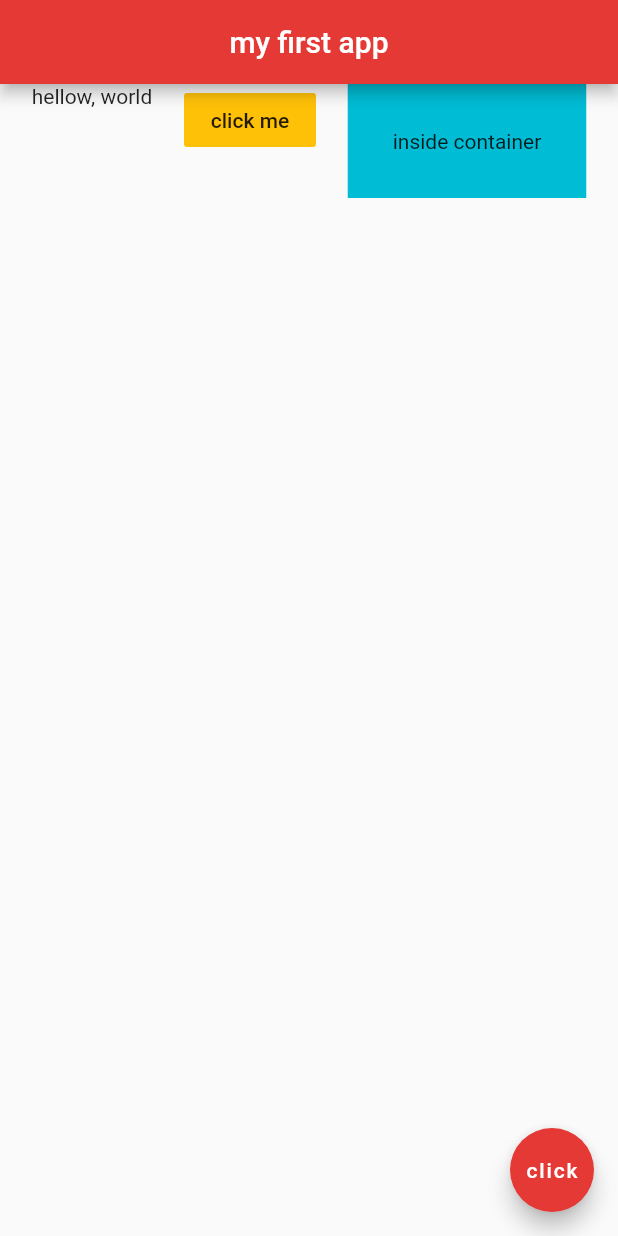
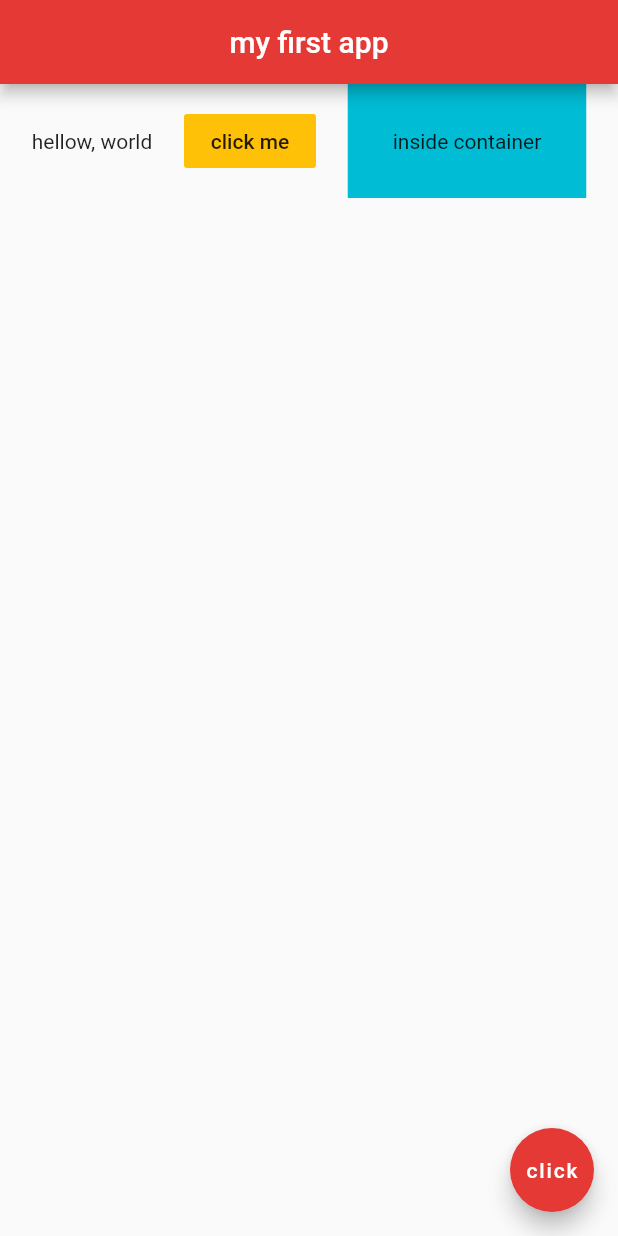
Before and after one commit to kouyoumikan/flutter_app, a Flutter app: the screen it shows after launch, on a phone screen of 412 x 824 dp. Run offline on Flutter 3.47's test engine with Material 2 defaults, Android fonts, the phone set to English and light mode, and no system bars.

Commit message:
2020/04/07　#11 crossAxisAlignment　デフォルト値

```diff
--- a/lib/main.dart
+++ b/lib/main.dart
@@ -18,8 +18,8 @@ class Home extends StatelessWidget {
       body: Row(
         // 列レイアウト　各要素間に余白を圴一
         mainAxisAlignment: MainAxisAlignment.spaceEvenly,
-        // 行の一番上に揃える
-        crossAxisAlignment: CrossAxisAlignment.start,
+        // デフォルト値
+        crossAxisAlignment: CrossAxisAlignment.center,
         children: <Widget>[
           Text("hellow, world"),
           FlatButton(
```
